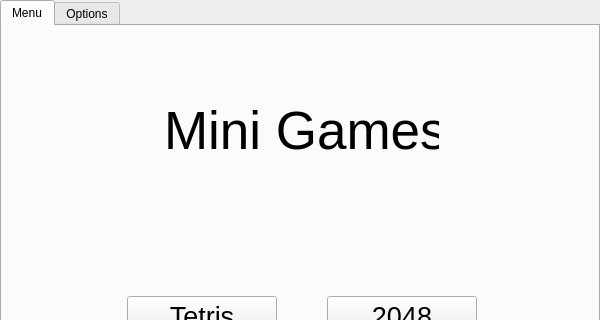
Old version of the form mainmenu.ui in the repository trygvevang/MiniGames; both pictures show x 0 to 600 and y 0 to 320 of the 600 by 600 pixel window.
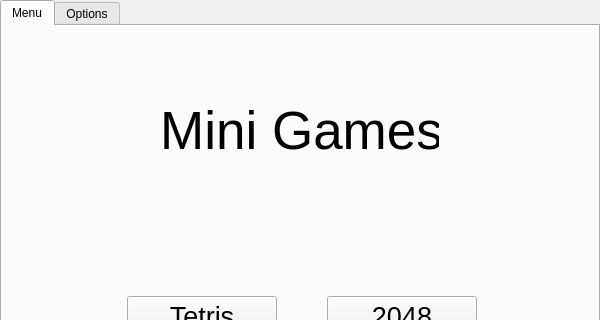
New version of the form. Icons and pictures are not drawn.

Commit message: Centering header text. Hopefully works better on Mac now

```diff
--- a/mainmenu.ui
+++ b/mainmenu.ui
@@ -70,6 +70,9 @@
      <property name="text">
       <string>Mini Games</string>
      </property>
+     <property name="alignment">
+      <set>Qt::AlignCenter</set>
+     </property>
     </widget>
     <widget class="QPushButton" name="tetrisButton">
      <property name="geometry">
```
Left out of the diff: 3 changed lines with no effect on the pictures.
